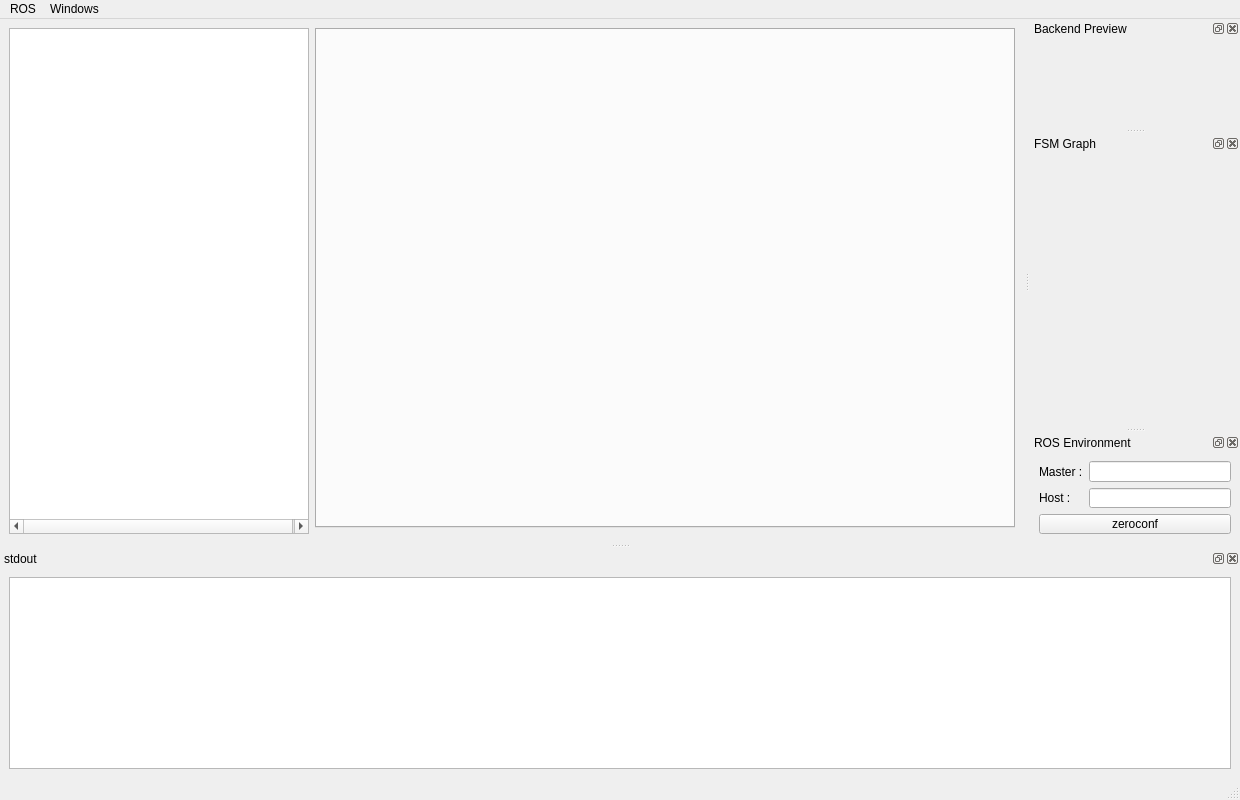
The window that resource/ROSLab.ui (sem23/roslab_ide) describes before a commit, drawn with Qt 5.
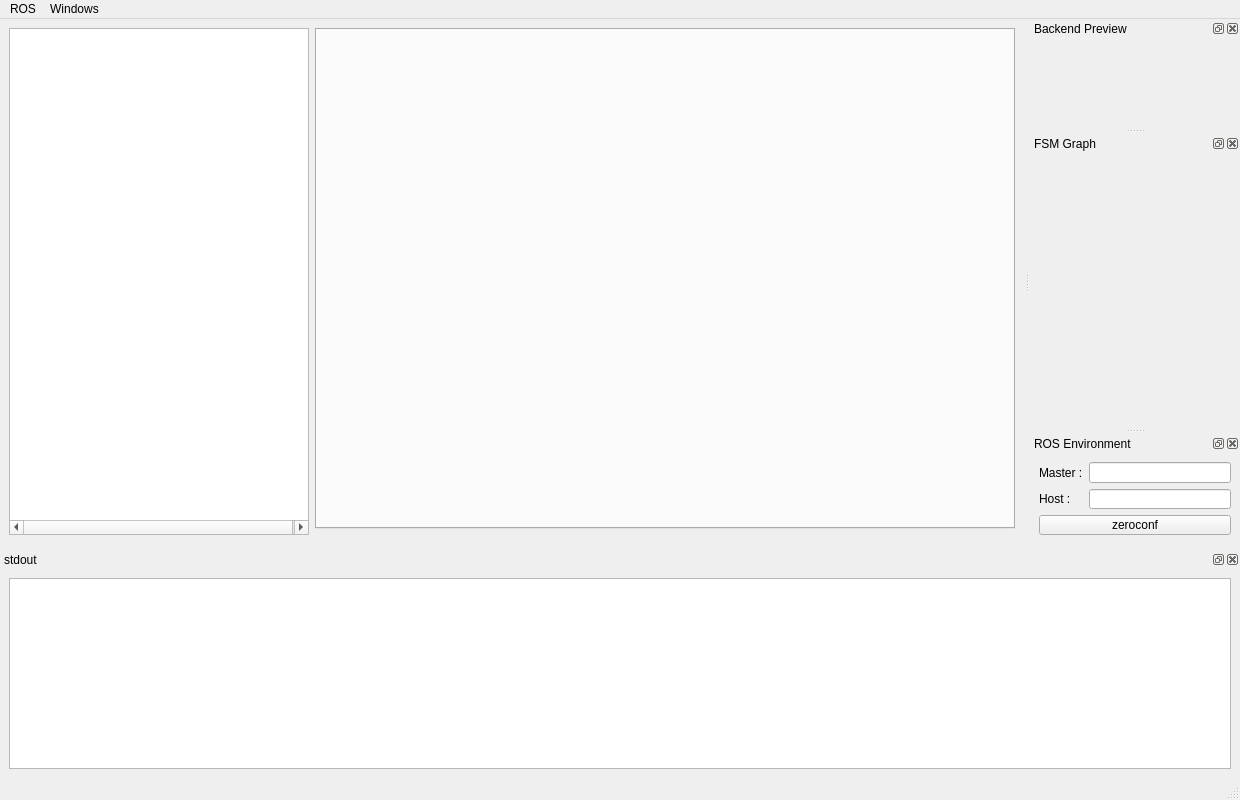
The same window after the commit.

Commit message:
Changed DockWidget style.
- New external process widgets are now created tabified with existing
stdout dock widget.

```diff
--- a/resource/ROSLab.ui
+++ b/resource/ROSLab.ui
@@ -144,6 +144,12 @@
    <addaction name="menuWindows"/>
   </widget>
   <widget class="QDockWidget" name="stdOutDockWidget">
+   <property name="maximumSize">
+    <size>
+     <width>16777215</width>
+     <height>228</height>
+    </size>
+   </property>
    <property name="allowedAreas">
     <set>Qt::BottomDockWidgetArea</set>
    </property>
```
The commit also changes 1 other file.
